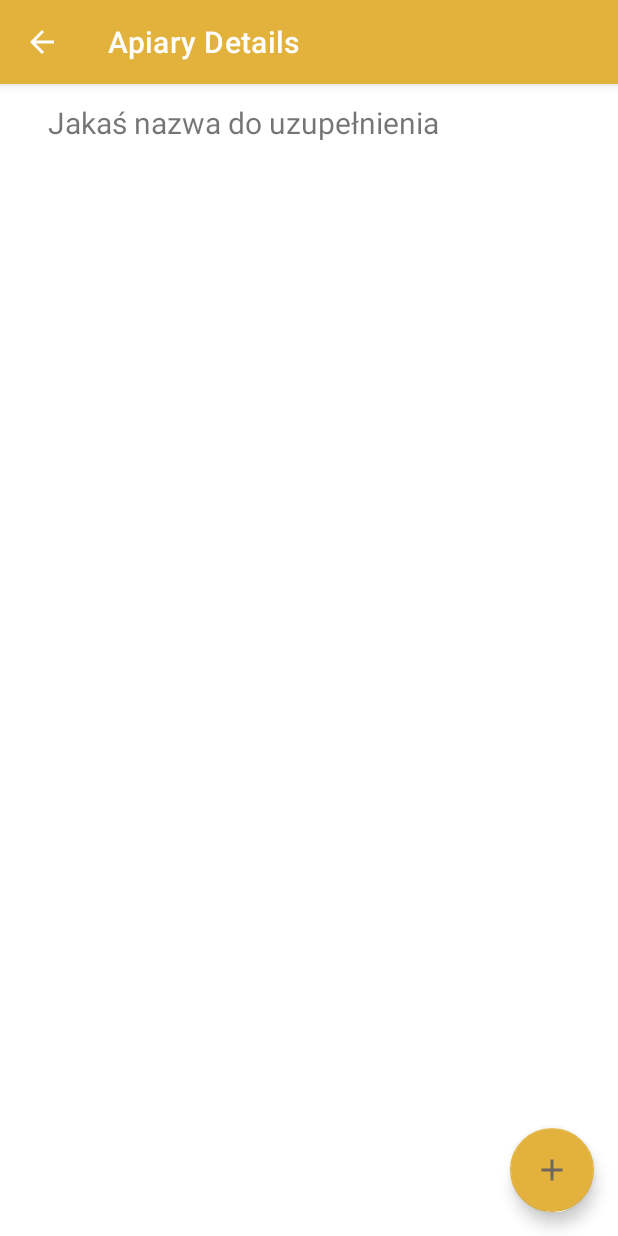
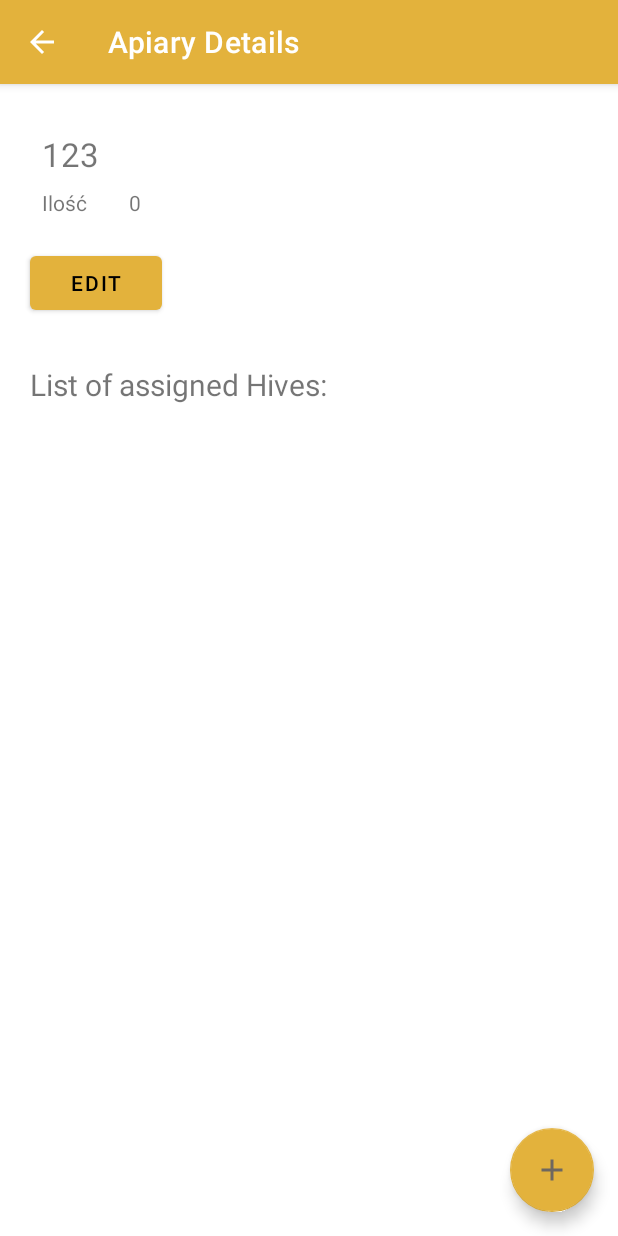
Before and after one commit to dragive/menadzerPasieki, an Android app: the ApiaryDetailsActivity screen opened directly, with no data from a screen before it, on a phone screen of 412 x 824 dp. Run offline under Robolectric (Android 15) with nearby library versions, the phone set to English and light mode, and no system bars; 1 statement that could not run was skipped.

Commit message:
Dodanie szczegó³ów pasieki i widoku uli przydzielonych do pasieki

```diff
--- a/app/src/main/java/pl/pasiekaradosna/menadzerpasieki/gui/ApiaryDetailsActivity.kt
+++ b/app/src/main/java/pl/pasiekaradosna/menadzerpasieki/gui/ApiaryDetailsActivity.kt
@@ -2,13 +2,20 @@ package pl.pasiekaradosna.menadzerpasieki.gui
 
 import androidx.appcompat.app.AppCompatActivity
 import android.os.Bundle
-import android.util.Log
 import android.view.MenuItem
-import androidx.core.os.bundleOf
+import kotlinx.android.synthetic.main.activity_apiary_details.*
+import kotlinx.android.synthetic.main.fragment_apiary_item.*
+import kotlinx.android.synthetic.main.fragment_apiary_item.view.*
 import pl.pasiekaradosna.menadzerpasieki.R
-import pl.pasiekaradosna.menadzerpasieki.data.Settings
+import pl.pasiekaradosna.menadzerpasieki.data.ApiaryManagerDbHelper
+import pl.pasiekaradosna.menadzerpasieki.gui.mainScreen.dashboard.ApiaryItemFragment
+import java.util.function.Predicate
+import java.util.stream.Collectors
 
 class ApiaryDetailsActivity : AppCompatActivity() {
+
+    var id: Int = -1
+
     override fun onCreate(savedInstanceState: Bundle?) {
         super.onCreate(savedInstanceState)
         setContentView(R.layout.activity_apiary_details)
@@ -21,6 +28,18 @@ class ApiaryDetailsActivity : AppCompatActivity() {
         if(id == -1){
             finish()
         }
+
+
+    }
+
+    override fun onStart() {
+        super.onStart()
+
+        var fragment: ApiaryItemFragment = this.supportFragmentManager.fragments[0] as ApiaryItemFragment
+        fragment.tvApiaryName.text= "123"
+        //tvApiaryName.text = ApiaryManagerDbHelper(this).getAllApiaries()?.stream()
+          //  ?.filter { o -> o.id == this.id }?.collect(Collectors.toList())?.get(0)?.name;
+
     }
 
     override fun onOptionsItemSelected(item: MenuItem): Boolean {
--- a/app/src/main/java/pl/pasiekaradosna/menadzerpasieki/gui/mainScreen/dashboard/ApiaryItemFragment.kt
+++ b/app/src/main/java/pl/pasiekaradosna/menadzerpasieki/gui/mainScreen/dashboard/ApiaryItemFragment.kt
@@ -1,15 +1,32 @@
 package pl.pasiekaradosna.menadzerpasieki.gui.mainScreen.dashboard
 
-import android.app.Activity
 import android.os.Bundle
 import android.util.Log
+import android.view.LayoutInflater
 import android.view.View
+import android.view.ViewGroup
+import androidx.fragment.app.Fragment
+import pl.pasiekaradosna.menadzerpasieki.R
 import pl.pasiekaradosna.menadzerpasieki.data.Settings
-import pl.pasiekaradosna.menadzerpasieki.data.Settings.TAG
 
-class ApiaryItemFragment : Activity(), View.OnClickListener {
-    override fun onClick(view: View) {
-        Log.i(TAG, "OnClickListener")
+class ApiaryItemFragment : Fragment() {
+    override fun onCreateView(
+        inflater: LayoutInflater,
+        container: ViewGroup?,
+        savedInstanceState: Bundle?
+    ): View? {
+        return inflater.inflate(R.layout.fragment_apiary_item,null)
     }
 
+    override fun onStart() {
+        super.onStart()
+        test()
+    }
+
+
+    fun test(){
+        Log.d(Settings.TAG, "ApiaryItemFragment TEST")
+    }
+
+
 }
--- a/app/src/main/java/pl/pasiekaradosna/menadzerpasieki/gui/mainScreen/dashboard/adapters/ApiaryAdapter.kt
+++ b/app/src/main/java/pl/pasiekaradosna/menadzerpasieki/gui/mainScreen/dashboard/adapters/ApiaryAdapter.kt
@@ -7,7 +7,7 @@ import android.view.View
 import android.view.ViewGroup
 import androidx.recyclerview.widget.RecyclerView
 import pl.pasiekaradosna.menadzerpasieki.R
-import kotlinx.android.synthetic.main.apiary_item.view.*
+import kotlinx.android.synthetic.main.fragment_apiary_item.view.*
 import pl.pasiekaradosna.menadzerpasieki.gui.ApiaryDetailsActivity
 
 class ApiaryAdapter (
@@ -19,7 +19,7 @@ class ApiaryAdapter (
 
     override fun onCreateViewHolder(parent: ViewGroup, viewType: Int): ApiaryViewHolder {
         return ApiaryViewHolder(
-            LayoutInflater.from(parent.context).inflate(R.layout.apiary_item, parent, false)
+            LayoutInflater.from(parent.context).inflate(R.layout.fragment_apiary_item, parent, false)
         )
     }
 
--- a/app/src/main/res/layout/activity_apiary_details.xml
+++ b/app/src/main/res/layout/activity_apiary_details.xml
@@ -20,13 +20,6 @@
         app:layout_constraintEnd_toEndOf="parent" />
 
 
-    <ScrollView
-        android:layout_width="match_parent"
-        android:layout_height="match_parent"
-        app:layout_constraintBottom_toBottomOf="parent"
-        app:layout_constraintEnd_toEndOf="parent"
-        app:layout_constraintStart_toStartOf="parent"
-        app:layout_constraintTop_toTopOf="parent">
 
         <LinearLayout
             android:layout_width="match_parent"
@@ -35,28 +28,62 @@
 
             <androidx.constraintlayout.widget.ConstraintLayout
                 android:layout_width="match_parent"
-                android:layout_height="50dp">
+                android:layout_height="220dp"
+
+                > <!-- TODO dodanie obramowania -->
 
 
-                <TextView
-                    android:id="@+id/tvApiaryDetailsTitle"
+                <androidx.fragment.app.FragmentContainerView
+                    android:id="@+id/fcvApiaryItem"
+                    android:name="pl.pasiekaradosna.menadzerpasieki.gui.mainScreen.dashboard.ApiaryItemFragment"
+                    android:layout_width="0dp"
+                    android:layout_height="wrap_content"
+                    app:layout_constraintEnd_toEndOf="parent"
+                    app:layout_constraintStart_toStartOf="parent"
+                    app:layout_constraintTop_toTopOf="parent"
+                    tools:layout="@layout/fragment_apiary_item"
+                    android:layout_marginBottom="25dp"/>
+
+                <Button
+                    android:id="@+id/bApiaryDetailsEdit"
                     android:layout_width="wrap_content"
                     android:layout_height="wrap_content"
-                    android:layout_marginStart="32dp"
-                    android:layout_marginTop="12dp"
-                    android:fontWeight="700"
-                    android:text="@string/ApiaryDetailsActivityTitleOfApiary"
+                    android:text="@string/ApiaryDetailsEditButton"
+                    app:layout_constraintStart_toStartOf="parent"
+                    android:layout_marginLeft="20dp"
+                    android:layout_marginTop="20dp"
+                    app:layout_constraintTop_toBottomOf="@id/fcvApiaryItem" /> <!-- TODO dodanie obsługi edycji -->
+
+                <TextView
+                    android:id="@+id/tvApiaryDetailsSubtitle"
+                    android:layout_width="wrap_content"
+                    android:layout_height="wrap_content"
+                    android:text="List of assigned Hives:"
+                    app:layout_constraintStart_toStartOf="parent"
+                    app:layout_constraintTop_toBottomOf="@+id/bApiaryDetailsEdit"
+                    android:layout_marginLeft="20dp"
                     android:textSize="20sp"
-                    app:layout_constraintStart_toStartOf="parent"
-                    app:layout_constraintTop_toTopOf="parent" />
+                    android:layout_marginTop="30dp"/>
+
+
             </androidx.constraintlayout.widget.ConstraintLayout>
 
+            <ScrollView
+                android:layout_width="match_parent"
+                android:layout_height="match_parent"
+                app:layout_constraintBottom_toBottomOf="parent"
+                app:layout_constraintEnd_toEndOf="parent"
+                app:layout_constraintStart_toStartOf="parent"
+                app:layout_constraintTop_toTopOf="parent">
             <androidx.recyclerview.widget.RecyclerView
                 android:layout_width="match_parent"
                 android:layout_height="match_parent"
+                tools:listitem="@layout/fragment_hive_summary"
                 >
 
             </androidx.recyclerview.widget.RecyclerView>
+
+            </ScrollView>
+
         </LinearLayout>
-    </ScrollView>
 </androidx.constraintlayout.widget.ConstraintLayout>
--- a/app/src/main/res/layout/fragment_dashboard.xml
+++ b/app/src/main/res/layout/fragment_dashboard.xml
@@ -25,7 +25,9 @@
         app:layout_constraintBottom_toBottomOf="parent"
         app:layout_constraintEnd_toEndOf="parent"
         app:layout_constraintStart_toStartOf="parent"
-        app:layout_constraintTop_toTopOf="parent" />
+        app:layout_constraintTop_toTopOf="parent"
+        tools:listitem="@layout/fragment_apiary_item"
+        />
 
 
 </androidx.constraintlayout.widget.ConstraintLayout>
--- a/app/src/main/res/values/strings.xml
+++ b/app/src/main/res/values/strings.xml
@@ -12,5 +12,5 @@
     <string name="apiary_creation_form_current_location_button">Get Current Location</string>
     <string name="apiary_creation_form_current_location_from_map_button">Get Location From Map</string>
     <string name="ApiaryDetailsActivityTitle">Apiary Details</string>
-    <string name="ApiaryDetailsActivityTitleOfApiary">Jakaś nazwa do uzupełnienia</string>
+    <string name="ApiaryDetailsEditButton">Edit</string>
 </resources>
```
Also changed, not shown: app/src/main/java/pl/pasiekaradosna/menadzerpasieki/gui/mainScreen/HiveSummaryFragment.kt (added, +53 -0 lines), app/src/main/res/layout/fragment_hive_summary.xml (added, +56 -0 lines), app/src/main/res/layout/fragment_apiary_item.xml (renamed from app/src/main/res/layout/apiary_item.xml).
